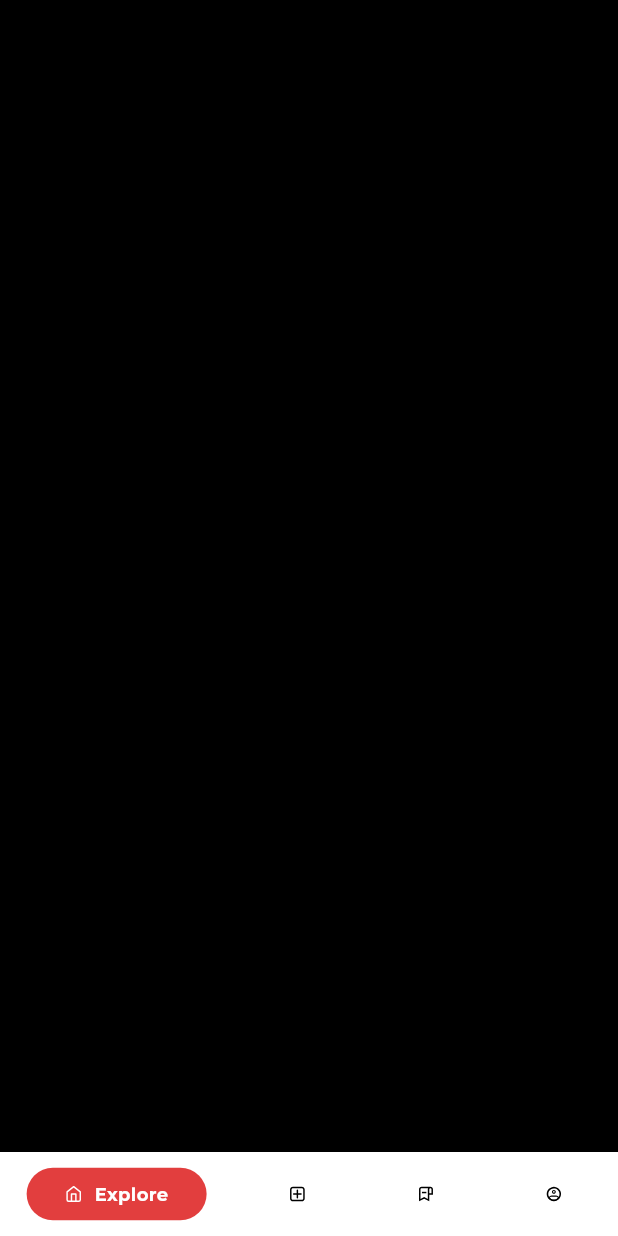
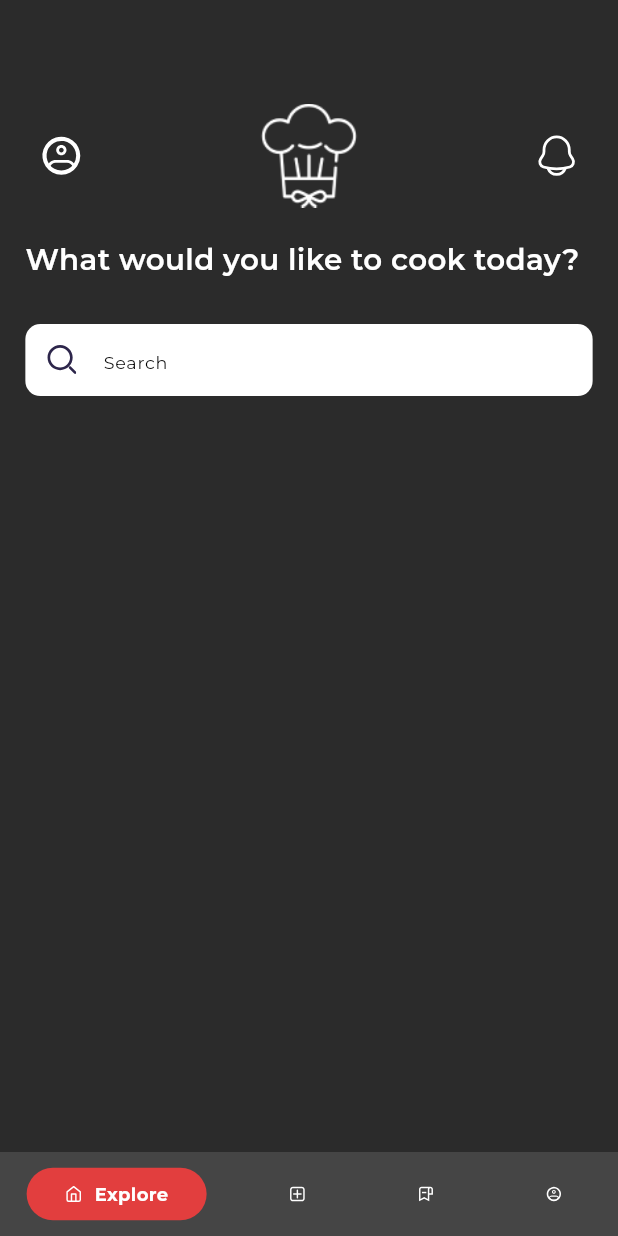
Before and after one commit to quocanh5301/foodie_ui, a Flutter app: the HomeScreen screen opened by its route, on a phone screen of 412 x 824 dp. Run offline on Flutter 3.47's test engine with Material 3 defaults, Android fonts, the light colour scheme and no system bars; drawn by our look-alikes of persistent_bottom_nav_bar; our stand-ins replace dio, firebase_core, firebase_messaging, flutter_bloc, flutter_form_builder, flutter_local_notifications and 10 more; missing offline and left inert: dart_jsonwebtoken; accounts and stored records are empty; network calls fail.

Commit message:
basic explore ui

```diff
--- a/lib/core/images.dart
+++ b/lib/core/images.dart
@@ -3,7 +3,6 @@ class AppImage {
   static const String loginImage = 'assets/images/img_login.png';
   static const String appIcon = 'assets/images/img_app_icon.png';
   static const String registerImage = 'assets/images/img_register.png';
-
 
   // icon
   static const String icShowPass = 'assets/images/ic_show_pass.svg';
@@ -20,4 +19,6 @@ class AppImage {
 
   static const String icSetting = 'assets/images/ic_setting.svg';
   static const String icNotification = 'assets/images/ic_notification.svg';
+
+  static const String icSearch = 'assets/images/ic_search.svg';
 }
--- a/lib/feature/home/explore_tab/ui/explore_tab.dart
+++ b/lib/feature/home/explore_tab/ui/explore_tab.dart
@@ -1,5 +1,10 @@
 import 'package:flutter/foundation.dart';
 import 'package:flutter/material.dart';
+import 'package:flutter_svg/svg.dart';
+import 'package:foodie/core/images.dart';
+import 'package:foodie/core/styles.dart';
+import 'package:foodie/feature/home/explore_tab/ui/widget/search_field.dart';
+import 'package:foodie/generated/l10n.dart';
 
 class ExploreTab extends StatelessWidget {
   const ExploreTab({super.key});
@@ -7,8 +12,98 @@ class ExploreTab extends StatelessWidget {
   @override
   Widget build(BuildContext context) {
     return Scaffold(
-      backgroundColor: Colors.black,
-      // body: ,
+      backgroundColor: '#2b2b2b'.toColor(),
+      body: Column(
+        crossAxisAlignment: CrossAxisAlignment.start,
+        children: [
+          const VerticalSpace(60),
+          Container(
+            padding: EdgeInsets.symmetric(
+              vertical: AppStyles.width(10),
+              horizontal: AppStyles.width(16),
+            ),
+            child: Column(
+              children: [
+                Stack(
+                  children: [
+                    SizedBox(
+                      height: AppStyles.height(71),
+                      child: Row(
+                        children: [
+                          IconButton(
+                            onPressed: () => {},
+                            icon: SvgPicture.asset(
+                              AppImage.icProfile,
+                              colorFilter: const ColorFilter.mode(
+                                Colors.white,
+                                BlendMode.srcIn,
+                              ),
+                            ),
+                          ),
+                          const Spacer(),
+                          IconButton(
+                            onPressed: () => {},
+                            icon: SvgPicture.asset(
+                              AppImage.icNotification,
+                              colorFilter: const ColorFilter.mode(
+                                Colors.white,
+                                BlendMode.srcIn,
+                              ),
+                            ),
+                          ),
+                        ],
+                      ),
+                    ),
+                    Center(
+                      child: SizedBox(
+                        height: AppStyles.height(71),
+                        width: AppStyles.width(75),
+                        child: Image.asset(AppImage.appIcon),
+                      ),
+                    ),
+                  ],
+                ),
+              ],
+            ),
+          ),
+          // const VerticalSpace(10),
+          Expanded(
+            child: SingleChildScrollView(
+              child: Column(
+                crossAxisAlignment: CrossAxisAlignment.start,
+                children: [
+                  Padding(
+                    padding: EdgeInsets.symmetric(
+                      horizontal: AppStyles.width(16),
+                      vertical: AppStyles.height(10),
+                    ),
+                    child: Text(
+                      S.of(context).explore,
+                      style: AppStyles.f16sb().copyWith(
+                        color: Colors.white,
+                        fontSize: AppStyles.fontSize(20),
+                      ),
+                    ),
+                  ),
+                  const VerticalSpace(10),
+                  const SearchField(),
+                  const VerticalSpace(10),
+                  // (upcomingEvents.isNotEmpty)
+                  //     ? UpcomingEventsList(
+                  //         cardHeight: cardHeight,
+                  //         cardWidth: cardWidth,
+                  //         upcomingEvents: upcomingEvents,
+                  //       )
+                  //     : const SizedBox.shrink(),
+                  // (pastEvents.isNotEmpty)
+                  //     ? PastEventsList(pastEvents: pastEvents)
+                  //     : const SizedBox.shrink(),
+                ],
+              ),
+            ),
+          ),
+        ],
+      ),
     );
   }
 }
--- /dev/null
+++ b/lib/feature/home/explore_tab/ui/widget/search_field.dart
@@ -0,0 +1,48 @@
+import 'package:flutter/material.dart';
+import 'package:flutter_svg/svg.dart';
+import 'package:foodie/core/images.dart';
+import 'package:foodie/core/styles.dart';
+import 'package:foodie/generated/l10n.dart';
+
+class SearchField extends StatelessWidget {
+  const SearchField({
+    super.key,
+  });
+
+  @override
+  Widget build(BuildContext context) {
+    return Padding(
+      padding: EdgeInsets.symmetric(
+        horizontal: AppStyles.width(16),
+        vertical: AppStyles.height(10),
+      ),
+      child: TextFormField(
+        decoration: InputDecoration(
+          filled: true,
+          fillColor: Colors.white,
+          contentPadding: EdgeInsets.symmetric(
+            horizontal: AppStyles.width(20),
+            vertical: AppStyles.height(12),
+          ),
+          border: InputBorder.none,
+          enabledBorder: OutlineInputBorder(
+            borderRadius: BorderRadius.circular(10),
+            borderSide: BorderSide.none,
+          ),
+          focusedBorder: OutlineInputBorder(
+            borderRadius: BorderRadius.circular(10),
+            borderSide: BorderSide.none,
+          ),
+          hintText: S.of(context).searchAll,
+          hintStyle: AppStyles.f12r(),
+          prefixIcon: Padding(
+            padding: const EdgeInsets.all(14.0),
+            child: SvgPicture.asset(AppImage.icSearch),
+          ),
+        ),
+        onFieldSubmitted: (value) => {},
+        // SearchResultRoute(keyword: value).push(context),
+      ),
+    );
+  }
+}
--- a/lib/feature/home/home_base_tab.dart
+++ b/lib/feature/home/home_base_tab.dart
@@ -13,14 +13,6 @@ class HomeScreen extends StatelessWidget {
     ('Create Recipe', AppImage.icAddRecipe),
     ('Bookmark', AppImage.icBookmark),
     ('Profile', AppImage.icProfile),
-    // ('Agenda', AppImage.icDetailAgendaInactive, AppImage.icDetailAgendaActive),
-    // (
-    //   'Speakers',
-    //   AppImage.icDetailSpeakerInactive,
-    //   AppImage.icDetailSpeakerActive
-    // ),
-    // ('Q&A', AppImage.icDetailFAQInactive, AppImage.icDetailFAQActive),
-    // ('Assets', AppImage.icDetailAssetsInactive, AppImage.icDetailAssetsActive)
   ]
       .map(
         (item) => PersistentBottomNavBarItem(
@@ -38,7 +30,13 @@ class HomeScreen extends StatelessWidget {
           inactiveIcon: SizedBox(
             width: AppStyles.height(12),
             height: AppStyles.height(12),
-            child: SvgPicture.asset(item.$2),
+            child: SvgPicture.asset(
+              item.$2,
+              colorFilter: const ColorFilter.mode(
+                Colors.white,
+                BlendMode.srcIn,
+              ),
+            ),
           ),
           activeColorPrimary: '#E23E3E'.toColor(),
           activeColorSecondary: Colors.white,
@@ -57,26 +55,6 @@ class HomeScreen extends StatelessWidget {
       const Text('Create Recipe'),
       const Text('Bookmark'),
       const Text('Profile'),
-      // HomeTabScreen(event: event),
-      // AgendaTab(
-      //   eventId: event.id!.toString(),
-      //   eventImg: event.image ?? '',
-      // ),
-      // SpeakerListTab(
-      //   eventId: event.id!.toString(),
-      //   eventImg: event.image ?? '',
-      //   eventName: event.title ?? "No Name Event",
-      // ),
-      // QuestionTab(
-      //   eventId: event.id!.toString(),
-      //   eventImg: event.image ?? '',
-      //   eventName: event.title ?? "No Name Event",
-      // ),
-      // AssetsTab(
-      //   eventId: event.id!.toString(),
-      //   eventImg: event.image ?? '',
-      //   eventName: event.title ?? "No Name Event",
-      // ),
     ].map((e) => e).toList();
 
     return PersistentTabView(
@@ -86,11 +64,15 @@ class HomeScreen extends StatelessWidget {
       items: testTabItems,
       popActionScreens: PopActionScreensType.all,
       itemAnimationProperties: const ItemAnimationProperties(
-          duration: Duration(milliseconds: 200), curve: Curves.ease),
+        duration: Duration(milliseconds: 200),
+        curve: Curves.ease,
+      ),
       screenTransitionAnimation: const ScreenTransitionAnimation(
-          animateTabTransition: true,
-          curve: Curves.ease,
-          duration: Duration(milliseconds: 200)),
+        animateTabTransition: true,
+        curve: Curves.ease,
+        duration: Duration(milliseconds: 200),
+      ),
+      backgroundColor: "#454545".toColor(),
       navBarStyle: NavBarStyle.style7,
       onItemSelected: (index) {
         debugPrint('QA index: $index');
--- a/lib/l10n/intl_en.arb
+++ b/lib/l10n/intl_en.arb
@@ -22,5 +22,7 @@
     "name": "Name",
     "nameHint": "Enter your Name",
     "nameError": "Please fill name",
-    "ok": "OK"
+    "ok": "OK",
+    "searchAll": "Search",
+    "explore": "What would you like to cook today?"
 }
```
Also changed, not shown: assets/images/ic_search.svg (added), lib/feature/home/explore_tab/bloc/explore_cubit.dart (added), lib/feature/home/explore_tab/bloc/explore_state.dart (added), lib/feature/home/explore_tab/provider/explore_provider.dart (added), lib/feature/home/explore_tab/repository/explore_repository.dart (added), lib/generated/intl/messages_en.dart, lib/generated/l10n.dart.
